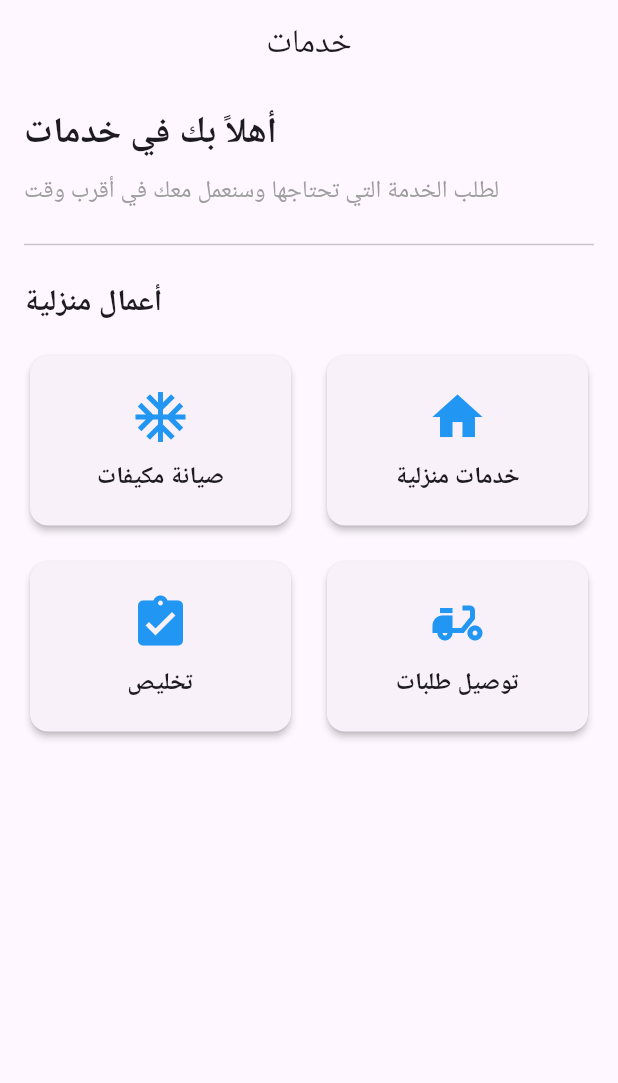
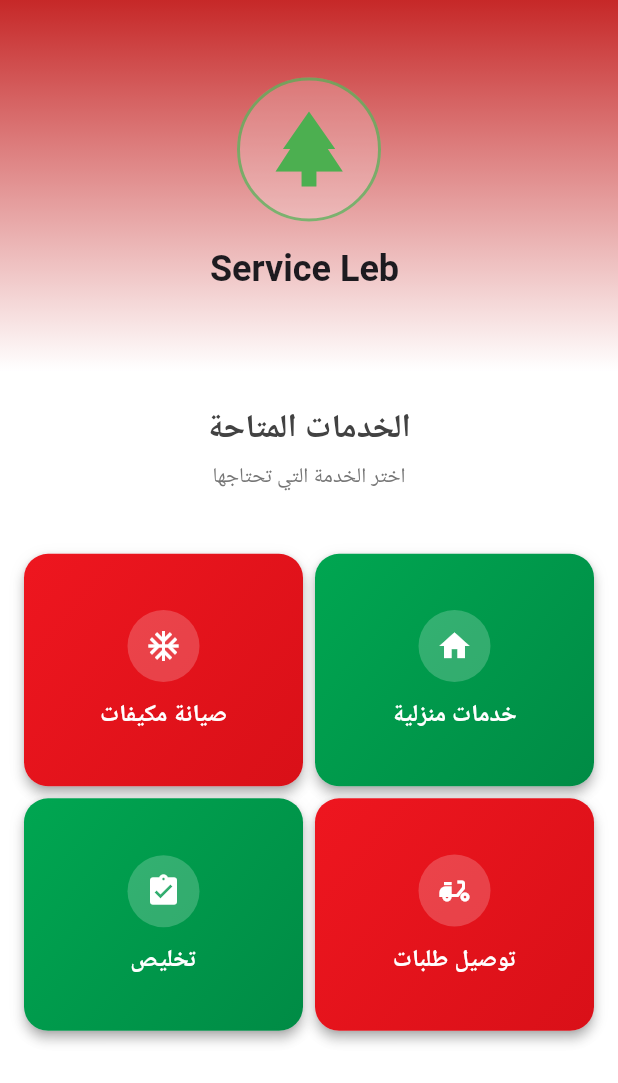
Before and after one commit to MojtabaDwiek/serviceleb_front, a Flutter app: the screen it shows after launch, on a phone screen of 412 x 824 dp. Shown: the top 1083 px of the screen. Run offline on Flutter 3.47's test engine with Material 3 defaults, Android fonts, the phone set to English and light mode, and no system bars.

Commit message:
homepage design added

```diff
--- a/lib/main.dart
+++ b/lib/main.dart
@@ -15,7 +15,7 @@ class MyApp extends StatelessWidget {
       theme: ThemeData(
         colorScheme: ColorScheme.fromSeed(seedColor: Colors.deepPurple),
       ),
-      home: const HomePage(title: 'Home Page'),
+      home: const LebaneseHomePage(title: 'Home Page'),
     );
   }
 }
--- a/lib/screens/home.dart
+++ b/lib/screens/home.dart
@@ -1,94 +1,226 @@
 import 'package:flutter/material.dart';
 
+class LebaneseHomePage extends StatefulWidget {
+  const LebaneseHomePage({super.key, required this.title});
 
-class HomePage extends StatelessWidget {
-  const HomePage({super.key, required String title});
+  final String title;
+
+  @override
+  State<LebaneseHomePage> createState() => _LebaneseHomePageState();
+}
+
+class _LebaneseHomePageState extends State<LebaneseHomePage> {
+  final ScrollController _scrollController = ScrollController();
+
+  final List<Map<String, dynamic>> _services = [
+    {
+      'id': 'ac_maintenance',
+      'title': 'صيانة مكيفات',
+      'icon': Icons.ac_unit,
+      'gradient': [const Color(0xFFEE161F), const Color(0xFFD91018)],
+    },
+    {
+      'id': 'home_services',
+      'title': 'خدمات منزلية',
+      'icon': Icons.home,
+      'gradient': [const Color(0xFF00A651), const Color(0xFF008B45)],
+    },
+    {
+      'id': 'clearance',
+      'title': 'تخليص',
+      'icon': Icons.assignment_turned_in,
+      'gradient': [const Color(0xFF00A651), const Color(0xFF008B45)],
+    },
+    {
+      'id': 'delivery',
+      'title': 'توصيل طلبات',
+      'icon': Icons.delivery_dining,
+      'gradient': [const Color(0xFFEE161F), const Color(0xFFD91018)],
+    },
+  ];
+
+  @override
+  void initState() {
+    super.initState();
+    _scrollController.addListener(() {
+      setState(() {});
+    });
+  }
+
+  @override
+  void dispose() {
+    _scrollController.dispose();
+    super.dispose();
+  }
 
   @override
   Widget build(BuildContext context) {
+    final size = MediaQuery.of(context).size;
+    final theme = Theme.of(context);
+
     return Scaffold(
-      appBar: AppBar(
-        title: const Text('خدمات'),
-        centerTitle: true,
-      ),
-      body: Padding(
-        padding: const EdgeInsets.all(16.0),
-        child: Column(
-          crossAxisAlignment: CrossAxisAlignment.start,
-          children: [
-            // Welcome section
-            const Text(
-              'أهلاً بك في خدمات',
-              style: TextStyle(
-                fontSize: 24,
-                fontWeight: FontWeight.bold,
+      backgroundColor: Colors.white,
+      body: CustomScrollView(
+        controller: _scrollController,
+        slivers: [
+          SliverAppBar(
+            expandedHeight: size.height * 0.3,
+            pinned: true,
+            flexibleSpace: FlexibleSpaceBar(
+              collapseMode: CollapseMode.parallax,
+              background: Container(
+                decoration: BoxDecoration(
+                  gradient: LinearGradient(
+                    colors: [const Color(0xFFC62828), const Color.fromARGB(255, 255, 255, 255)],
+                    begin: Alignment.topCenter,
+                    end: Alignment.bottomCenter,
+                  ),
+                ),
+                child: Center(
+                  child: Column(
+                    mainAxisAlignment: MainAxisAlignment.center,
+                    children: [
+                      Container(
+                        padding: const EdgeInsets.all(16),
+                        decoration: BoxDecoration(
+                          color: Colors.white.withOpacity(0.2),
+                          shape: BoxShape.circle,
+                          border: Border.all(
+                            color: Colors.green.withOpacity(0.7),
+                            width: 2,
+                          ),
+                        ),
+                        child: Icon(
+                          Icons.park,
+                          size: 60,
+                          color: Colors.green,
+                        ),
+                      ),
+                      const SizedBox(height: 16),
+                      Text(
+                        'Service Leb ',
+                        style: theme.textTheme.headlineSmall?.copyWith(
+                          color: Colors.green[20],
+                          fontWeight: FontWeight.bold,
+                        ),
+                      ),
+                    ],
+                  ),
+                ),
               ),
             ),
-            const SizedBox(height: 8),
-            const Text(
-              'لطلب الخدمة التي تحتاجها وسنعمل معك في أقرب وقت',
-              style: TextStyle(
-                fontSize: 16,
-                color: Colors.grey,
+          ),
+          SliverPadding(
+  padding: const EdgeInsets.fromLTRB(16, 24, 16, 16),
+  sliver: SliverToBoxAdapter(
+    child: Column(
+      crossAxisAlignment: CrossAxisAlignment.center, // Changed from start to center
+      children: [
+        Text(
+          'الخدمات المتاحة',
+          style: theme.textTheme.titleLarge?.copyWith(
+            fontWeight: FontWeight.bold,
+            color: Colors.grey[800],
+          ),
+          textAlign: TextAlign.center, // Added textAlign
+        ),
+        const SizedBox(height: 8),
+        Text(
+          'اختر الخدمة التي تحتاجها',
+          style: theme.textTheme.bodyMedium?.copyWith(
+            color: Colors.grey[600],
+          ),
+          textAlign: TextAlign.center, // Added textAlign
+        ),
+        const SizedBox(height: 24),
+      ],
+    ),
+  ),
+),
+          SliverPadding(
+            padding: const EdgeInsets.symmetric(horizontal: 16),
+            sliver: SliverGrid(
+              gridDelegate: const SliverGridDelegateWithFixedCrossAxisCount(
+  crossAxisCount: 2,
+  mainAxisSpacing: 8,
+  crossAxisSpacing: 8,
+  childAspectRatio: 1.2,
+),
+              delegate: SliverChildBuilderDelegate(
+                (context, index) {
+                  return _ServiceCard(service: _services[index]);
+                },
+                childCount: _services.length,
               ),
             ),
-            const SizedBox(height: 16),
-            const Divider(thickness: 1),
-            const SizedBox(height: 16),
-
-            // Services section
-            const Text(
-              'أعمال منزلية',
-              style: TextStyle(
-                fontSize: 20,
-                fontWeight: FontWeight.bold,
-              ),
-            ),
-            const SizedBox(height: 16),
-
-            // Services grid
-            GridView.count(
-              shrinkWrap: true,
-              physics: const NeverScrollableScrollPhysics(),
-              crossAxisCount: 2,
-              childAspectRatio: 1.5,
-              mainAxisSpacing: 16,
-              crossAxisSpacing: 16,
-              children: [
-                _buildServiceCard('صيانة مكيفات', Icons.ac_unit),
-                _buildServiceCard('خدمات منزلية', Icons.home),
-                _buildServiceCard('تخليص', Icons.assignment_turned_in),
-                _buildServiceCard('توصيل طلبات', Icons.delivery_dining),
-              ],
-            ),
-          ],
-        ),
+          ),
+          const SliverPadding(padding: EdgeInsets.only(bottom: 24)),
+        ],
       ),
     );
   }
+}
 
-  Widget _buildServiceCard(String title, IconData icon) {
-    return Card(
-      elevation: 2,
-      shape: RoundedRectangleBorder(
-        borderRadius: BorderRadius.circular(12),
-      ),
-      child: Padding(
-        padding: const EdgeInsets.all(16.0),
-        child: Column(
-          mainAxisAlignment: MainAxisAlignment.center,
-          children: [
-            Icon(icon, size: 40, color: Colors.blue),
-            const SizedBox(height: 8),
-            Text(
-              title,
-              textAlign: TextAlign.center,
-              style: const TextStyle(
-                fontSize: 16,
-                fontWeight: FontWeight.bold,
+class _ServiceCard extends StatelessWidget {
+  final Map<String, dynamic> service;
+
+  const _ServiceCard({required this.service});
+
+  @override
+  Widget build(BuildContext context) {
+    return Material(
+      borderRadius: BorderRadius.circular(16), // Slightly smaller radius
+      elevation: 3, // Slightly less elevation
+      child: InkWell(
+        borderRadius: BorderRadius.circular(16),
+        onTap: () {},
+        child: Container(
+          decoration: BoxDecoration(
+            borderRadius: BorderRadius.circular(16),
+            gradient: LinearGradient(
+              colors: service['gradient'],
+              begin: Alignment.topLeft,
+              end: Alignment.bottomRight,
+            ),
+            boxShadow: [
+              BoxShadow(
+                color: Colors.black.withOpacity(0.1),
+                blurRadius: 8, // Smaller shadow
+                offset: const Offset(0, 3),
               ),
+            ],
+          ),
+          child: Padding(
+            padding: const EdgeInsets.all(16), // Reduced padding
+            child: Column(
+              mainAxisAlignment: MainAxisAlignment.center,
+              children: [
+                Container(
+                  padding: const EdgeInsets.all(12), // Smaller padding
+                  decoration: BoxDecoration(
+                    color: Colors.white.withOpacity(0.2),
+                    shape: BoxShape.circle,
+                  ),
+                  child: Icon(
+                    service['icon'],
+                    size: 24, // Smaller icon
+                    color: Colors.white,
+                  ),
+                ),
+                const SizedBox(height: 12), // Reduced spacing
+                Text(
+                  service['title'],
+                  textAlign: TextAlign.center,
+                  style: const TextStyle(
+                    color: Colors.white,
+                    fontSize: 16, // Smaller font
+                    fontWeight: FontWeight.bold,
+                    height: 1.2,
+                  ),
+                ),
+              ],
             ),
-          ],
+          ),
         ),
       ),
     );
```
Also changed, not shown: pubspec.yaml (+2 -69 lines), pubspec.lock.
